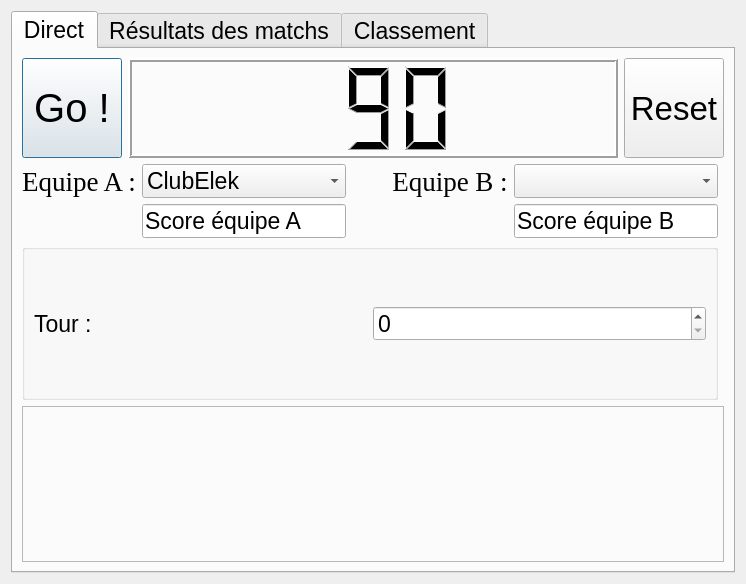
Above: trunk/CRA/fenetre.ui from aperrin/python-adventure before the change. Below: the same form after it.
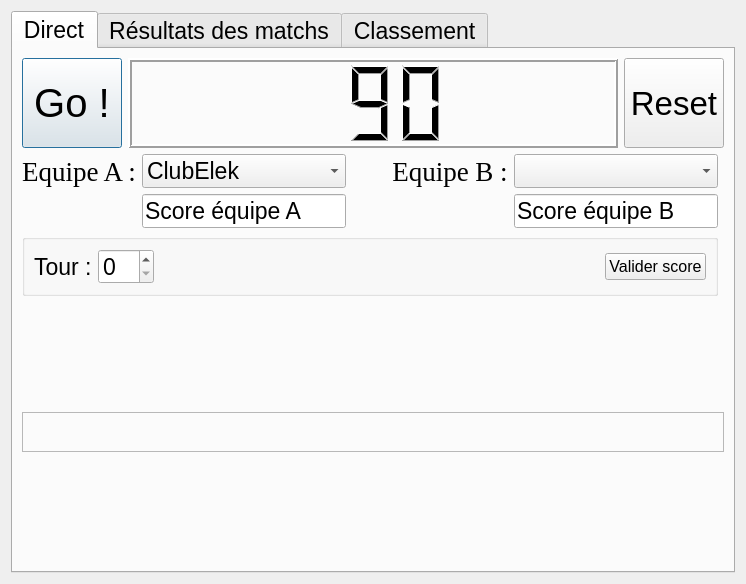
That is the form after the change.

Commit message: probleme de taille de la video

The edit to the form file:
```diff
--- a/trunk/CRA/fenetre.ui
+++ b/trunk/CRA/fenetre.ui
@@ -32,7 +32,7 @@
        <string>Direct</string>
       </attribute>
       <layout class="QGridLayout" name="gridLayout_3">
-       <item row="6" column="0" colspan="6">
+       <item row="7" column="0" colspan="6">
         <widget class="QFrame" name="frame">
          <property name="frameShape">
           <enum>QFrame::StyledPanel</enum>
@@ -250,6 +250,31 @@
             </property>
            </widget>
           </item>
+          <item row="1" column="3">
+           <widget class="QPushButton" name="pushButton_3">
+            <property name="font">
+             <font>
+              <pointsize>12</pointsize>
+             </font>
+            </property>
+            <property name="text">
+             <string>Valider score</string>
+            </property>
+           </widget>
+          </item>
+          <item row="1" column="2">
+           <spacer name="horizontalSpacer_4">
+            <property name="orientation">
+             <enum>Qt::Horizontal</enum>
+            </property>
+            <property name="sizeHint" stdset="0">
+             <size>
+              <width>40</width>
+              <height>20</height>
+             </size>
+            </property>
+           </spacer>
+          </item>
          </layout>
         </widget>
        </item>
@@ -270,6 +295,32 @@
          </property>
         </widget>
        </item>
+       <item row="6" column="0">
+        <spacer name="verticalSpacer">
+         <property name="orientation">
+          <enum>Qt::Vertical</enum>
+         </property>
+         <property name="sizeHint" stdset="0">
+          <size>
+           <width>20</width>
+           <height>40</height>
+          </size>
+         </property>
+        </spacer>
+       </item>
+       <item row="8" column="0">
+        <spacer name="verticalSpacer_3">
+         <property name="orientation">
+          <enum>Qt::Vertical</enum>
+         </property>
+         <property name="sizeHint" stdset="0">
+          <size>
+           <width>20</width>
+           <height>40</height>
+          </size>
+         </property>
+        </spacer>
+       </item>
       </layout>
      </widget>
      <widget class="QWidget" name="tab_2">
```
The commit also changes 1 other file.
